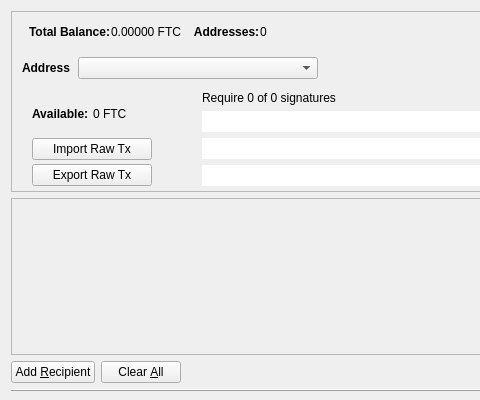
Before: the Qt Designer form src/qt/forms/multisigdialog.ui in FeatherCoin/Feathercoin, drawn with Qt 5; both pictures show x 0 to 480 and y 0 to 400 of the 850 by 400 pixel window.
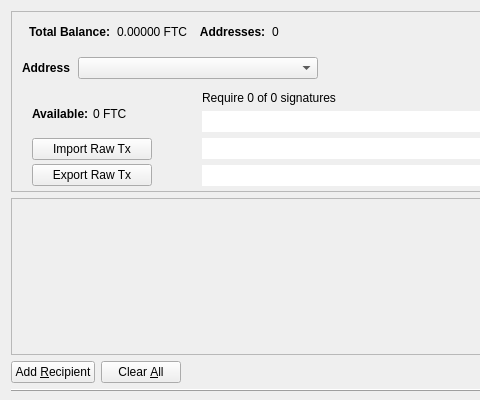
After: the same form once the commit is applied. Icons and pictures are not drawn.

Patch:
```diff
--- a/src/qt/forms/multisigdialog.ui
+++ b/src/qt/forms/multisigdialog.ui
@@ -100,11 +100,11 @@
              </font>
             </property>
             <property name="text">
-             <string>Total Balance:</string>
+             <string>Total Balance:  </string>
             </property>
            </widget>
           </item>
-          <item>
+          <item alignment="Qt::AlignHCenter|Qt::AlignVCenter">
            <widget class="QLabel" name="labelBalance">
             <property name="cursor">
              <cursorShape>IBeamCursor</cursorShape>
@@ -112,12 +112,18 @@
             <property name="text">
              <string>0.00000 FTC</string>
             </property>
+            <property name="margin">
+             <number>0</number>
+            </property>
+            <property name="indent">
+             <number>-1</number>
+            </property>
             <property name="textInteractionFlags">
              <set>Qt::LinksAccessibleByMouse|Qt::TextSelectableByKeyboard|Qt::TextSelectableByMouse</set>
             </property>
            </widget>
           </item>
-          <item>
+          <item alignment="Qt::AlignVCenter">
            <widget class="QLabel" name="labelAddresses">
             <property name="font">
              <font>
@@ -126,11 +132,14 @@
              </font>
             </property>
             <property name="text">
-             <string>    Addresses:</string>
+             <string>    Addresses:  </string>
+            </property>
+            <property name="indent">
+             <number>-1</number>
             </property>
            </widget>
           </item>
-          <item>
+          <item alignment="Qt::AlignVCenter">
            <widget class="QLabel" name="labelAddressesNum">
             <property name="minimumSize">
              <size>
@@ -141,6 +150,9 @@
             <property name="text">
              <string>0</string>
             </property>
+            <property name="indent">
+             <number>-1</number>
+            </property>
            </widget>
           </item>
           <item>
```
